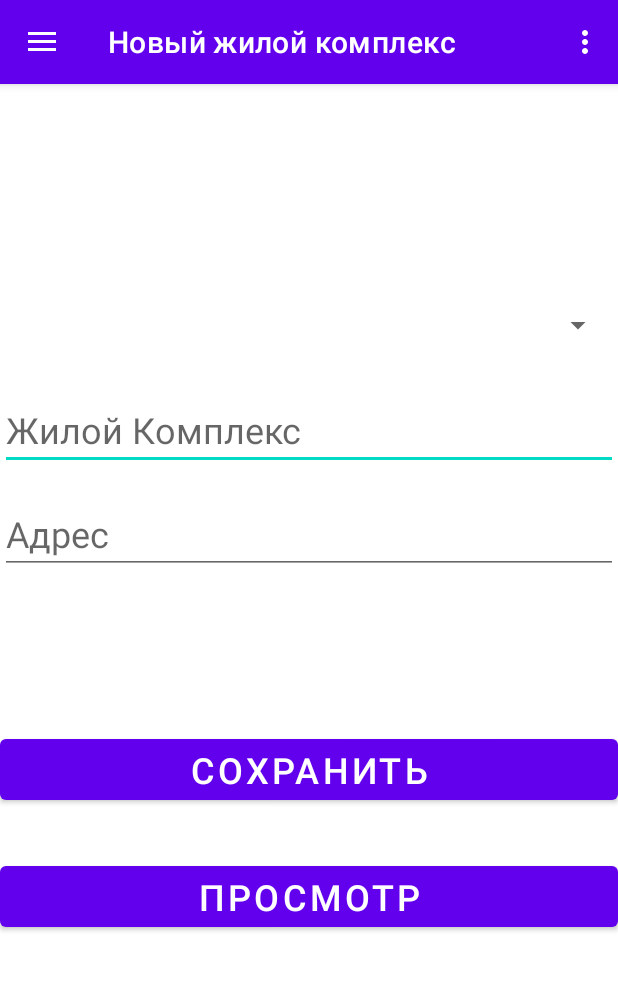
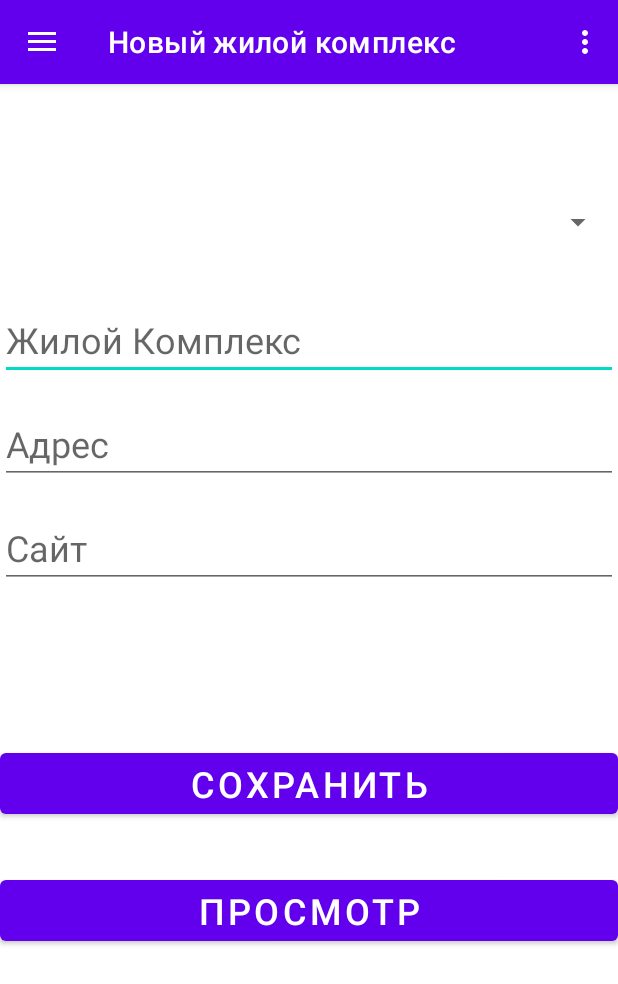
Before and after one commit to PolinaPPPP/NavigationDiplom, an Android app: the screen it shows after launch (MainActivity), in the side drawer, after a tap on "Жилой Комплекс", on a phone screen of 412 x 824 dp. Shown: the top 984 px of the screen. Run offline under Robolectric (Android 15) with nearby library versions, the phone set to English and light mode, and no system bars; our stand-ins replace navigation-ui.

```diff
--- a/app/src/main/java/com/example/navigationv10/MainActivity.java
+++ b/app/src/main/java/com/example/navigationv10/MainActivity.java
@@ -33,7 +33,7 @@ public class MainActivity extends AppCompatActivity {
         // Passing each menu ID as a set of Ids because each
         // menu should be considered as top level destinations.
         mAppBarConfiguration = new AppBarConfiguration.Builder(
-                R.id.nav_home, R.id.nav_form, R.id.nav_form_gk)
+                R.id.nav_home, R.id.nav_form, R.id.nav_form_gk,R.id.list_gk,R.id.list_gk_info)
                 .setOpenableLayout(drawer)
                 .build();
         NavController navController = Navigation.findNavController(this, R.id.nav_host_fragment_content_main);
--- a/app/src/main/java/com/example/navigationv10/ui/home/HomeFragment.java
+++ b/app/src/main/java/com/example/navigationv10/ui/home/HomeFragment.java
@@ -76,14 +76,10 @@ public class HomeFragment extends Fragment implements RecyclerInterface{
     }
 
     public void onItemClick(int position) {
-        Log.d("debug", "valpos:"+position);
-        Log.d("debug", "Befor "+name.get(position));
-        GKFragment gkFragment= new GKFragment();
+        GKFragment gkFragment = new GKFragment();
         GKFragment.name_zas_replace = name.get(position);
-        Log.d("debug", "Befor1");
         View view = this.getView();
         Navigation.findNavController(view).navigate(R.id.list_gk);
-        Log.d("debug", "Befor2");
 
     }
 
--- a/app/src/main/res/layout/fragment_form_gk.xml
+++ b/app/src/main/res/layout/fragment_form_gk.xml
@@ -22,7 +22,7 @@
         android:layout_width="match_parent"
         android:layout_height="wrap_content"
         android:layout_below="@+id/text"
-        android:layout_marginTop="116dp"
+        android:layout_marginTop="56dp"
         android:hint="Жилой Комплекс"
         android:textSize="24sp"
         app:layout_constraintTop_toTopOf="@+id/text"
@@ -39,16 +39,27 @@
         app:layout_constraintTop_toBottomOf="@+id/gk_name"
         tools:layout_editor_absoluteX="16dp" />
 
+    <EditText
+        android:id="@+id/gk_website"
+        android:layout_width="match_parent"
+        android:layout_height="wrap_content"
+        android:layout_below="@+id/gk_adress"
+        android:layout_marginTop="16dp"
+        android:hint="Сайт"
+        android:textSize="24sp"
+        app:layout_constraintTop_toBottomOf="@+id/gk_adress"
+        tools:layout_editor_absoluteX="16dp" />
+
 
     <Button
         android:id="@+id/btnInsert_GK"
         android:layout_width="match_parent"
         android:layout_height="wrap_content"
-        android:layout_below="@+id/gk_adress"
+        android:layout_below="@+id/gk_website"
         android:layout_marginTop="104dp"
         android:text="Сохранить"
         android:textSize="24sp"
-        app:layout_constraintTop_toBottomOf="@+id/gk_adress"
+        app:layout_constraintTop_toBottomOf="@+id/gk_website"
         tools:layout_editor_absoluteX="0dp" />
 
     <Button
@@ -69,7 +80,7 @@
         app:layout_constraintBottom_toTopOf="@+id/gk_name"
         app:layout_constraintStart_toStartOf="parent"
         app:layout_constraintTop_toTopOf="parent"
-        app:layout_constraintVertical_bias="0.827" />
+        app:layout_constraintVertical_bias="0.666" />
 
 
 </androidx.constraintlayout.widget.ConstraintLayout>
--- a/app/src/main/res/navigation/mobile_navigation.xml
+++ b/app/src/main/res/navigation/mobile_navigation.xml
@@ -18,14 +18,23 @@
         tools:layout="@layout/fragment_form" />
 
     <fragment
+        android:id="@+id/nav_form_gk"
+        android:name="com.example.navigationv10.ui.GKform.GkFormFragment"
+        android:label="Новый жилой комплекс"
+        tools:layout="@layout/fragment_form_gk" />
+
+    <fragment
         android:id="@+id/list_gk"
         android:name="com.example.navigationv10.List.GKFragment"
         android:label="Жилой Комплекс"
         tools:layout="@layout/fragment_g_k" />
 
+
+
     <fragment
-        android:id="@+id/nav_form_gk"
-        android:name="com.example.navigationv10.ui.GKform.GkFormFragment"
-        android:label="Новый жилой комплекс"
-        tools:layout="@layout/fragment_form_gk" />
+        android:id="@+id/list_gk_info"
+        android:name="com.example.navigationv10.List.GK_Info_Fragment"
+        android:label="Информация о ЖК"
+        tools:layout="@layout/fragment_g_k__info_" />
+
 </navigation>
```
Also changed, not shown: app/src/main/java/com/example/navigationv10/DBHelper.java (+16 -5 lines), app/src/main/java/com/example/navigationv10/List/GKFragment.java (+14 -17 lines), app/src/main/java/com/example/navigationv10/MyGKAdapter.java (+3 -6 lines), app/src/main/java/com/example/navigationv10/ui/GKform/GkFormFragment.java (+6 -9 lines), app/src/main/java/com/example/navigationv10/ui/form/FormFragment.java (+2 -6 lines), app/src/main/res/layout/spisok_gk.xml (+15 -15 lines).
